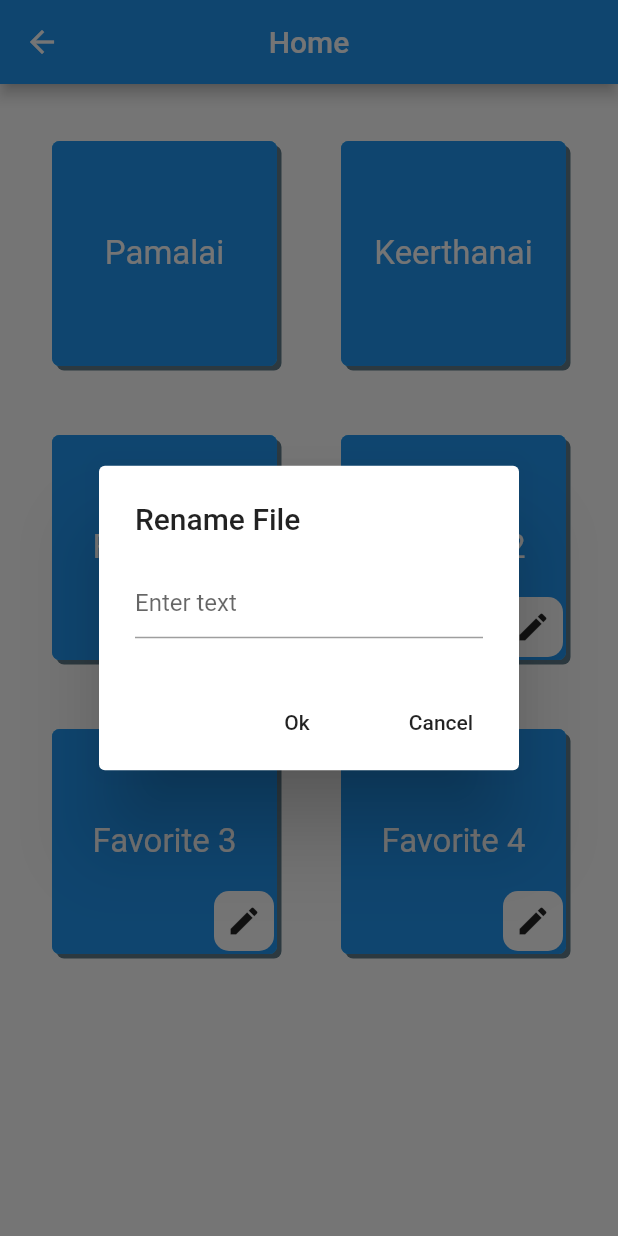
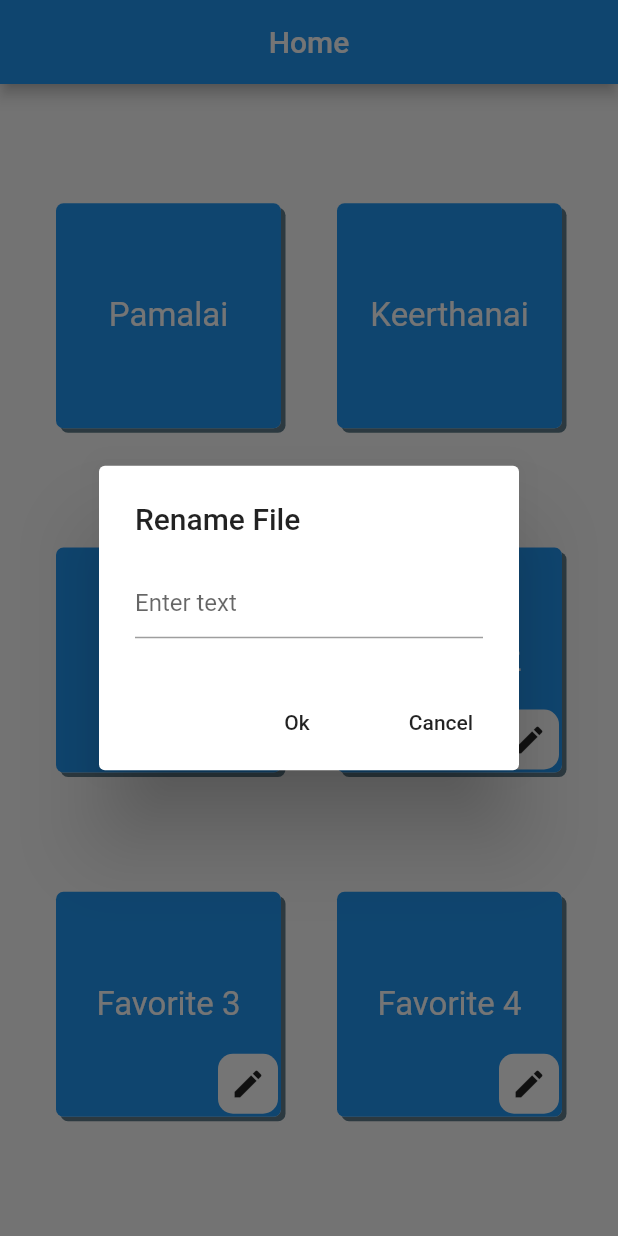
Before and after one commit to Monster-18/song_scales, a Flutter app: the screen it shows after launch, after a tap on the "edit" icon, on a phone screen of 412 x 824 dp. Run offline on Flutter 3.47's test engine with Material 2 defaults, Android fonts, the phone set to English and light mode, and no system bars; our stand-ins replace shared_preferences, sqflite; missing offline and left inert: flutter_search_bar; accounts and stored records are empty.

Commit message:
Added Logo and refactored some code.

```diff
--- a/lib/data/details.dart
+++ b/lib/data/details.dart
@@ -6,5 +6,5 @@ class Details{
 
   static double height = 0; //Safe Height
 
-  static List<String> scales = ['C', 'D', 'E', 'C#'];
+  static List<String> scales = ['C', 'D', 'E', 'F', 'G', 'A', 'B', 'C#', 'D#', 'F#', 'G#', 'A#'];
 }
--- a/lib/home.dart
+++ b/lib/home.dart
@@ -16,11 +16,6 @@ class HomePage extends StatefulWidget {
 class _HomePageState extends State<HomePage> {
 
   @override
-  void initState(){
-    super.initState();
-  }
-
-  @override
   Widget build(BuildContext context) {
     return Scaffold(
       appBar: AppBar(
@@ -29,12 +24,12 @@ class _HomePageState extends State<HomePage> {
       ),
       body: SingleChildScrollView(
         child: Container(
-          height: Details.height,
-          color: Colors.white,
-          child: Center(
+          constraints: BoxConstraints(
+            minHeight: Details.height
+          ),
           child: Column(
+            mainAxisAlignment: MainAxisAlignment.spaceEvenly,
             children: [
-                SizedBox(height: 30,),
               Row(
                 mainAxisAlignment: MainAxisAlignment.spaceEvenly,
                 children: [
@@ -52,7 +47,6 @@ class _HomePageState extends State<HomePage> {
                   ),
                 ],
               ),
-                SizedBox(height: 30,),
               Row(
                 mainAxisAlignment: MainAxisAlignment.spaceEvenly,
                 children: [
@@ -72,7 +66,6 @@ class _HomePageState extends State<HomePage> {
                   ),
                 ],
               ),
-                SizedBox(height: 30,),
               Row(
                 mainAxisAlignment: MainAxisAlignment.spaceEvenly,
                 children: [
@@ -96,7 +89,6 @@ class _HomePageState extends State<HomePage> {
           ),
         ),
       ),
-      ),
     );
   }
 }
--- a/lib/pages/fv1.dart
+++ b/lib/pages/fv1.dart
@@ -26,6 +26,9 @@ class _Fv1State extends State<Fv1> {
 
   @override
   Widget build(BuildContext context) {
-    return Song(db: fv1, title: Details.fv1,);
+    return Song(
+      db: fv1,
+      title: Details.fv1,
+    );
   }
 }
--- a/lib/pages/fv2.dart
+++ b/lib/pages/fv2.dart
@@ -26,6 +26,9 @@ class _Fv2State extends State<Fv2> {
 
   @override
   Widget build(BuildContext context) {
-    return Song(db: fv2, title: Details.fv2,);
+    return Song(
+      db: fv2,
+      title: Details.fv2,
+    );
   }
 }
--- a/lib/pages/fv3.dart
+++ b/lib/pages/fv3.dart
@@ -26,6 +26,9 @@ class _Fv3State extends State<Fv3> {
 
   @override
   Widget build(BuildContext context) {
-    return Song(db: fv3, title: Details.fv3,);
+    return Song(
+      db: fv3,
+      title: Details.fv3,
+    );
   }
 }
--- a/lib/pages/fv4.dart
+++ b/lib/pages/fv4.dart
@@ -26,6 +26,9 @@ class _Fv4State extends State<Fv4> {
 
   @override
   Widget build(BuildContext context) {
-    return Song(db: fv4, title: Details.fv4,);
+    return Song(
+      db: fv4,
+      title: Details.fv4,
+    );
   }
 }
--- a/lib/pages/keerthanai.dart
+++ b/lib/pages/keerthanai.dart
@@ -23,6 +23,9 @@ class _KeerthanaiState extends State<Keerthanai> {
 
   @override
   Widget build(BuildContext context) {
-    return Song(db: keerthanai, title: 'Keerthanai',);
+    return Song(
+      db: keerthanai,
+      title: 'Keerthanai',
+    );
   }
 }
--- a/lib/pages/pamalai.dart
+++ b/lib/pages/pamalai.dart
@@ -23,6 +23,9 @@ class _PamalaiState extends State<Pamalai> {
 
   @override
   Widget build(BuildContext context) {
-    return Song(db: pamalai, title: 'Pamalai',);
+    return Song(
+      db: pamalai,
+      title: 'Pamalai',
+    );
   }
 }
--- a/lib/splash_screen.dart
+++ b/lib/splash_screen.dart
@@ -29,8 +29,8 @@ class _SplashScreenState extends State<SplashScreen> {
       });
     });
 
-    _start = new Timer(Duration(seconds: 3), (){
-      Navigator.pushNamed(context, '/home');
+    _start = new Timer(Duration(seconds: 2), (){
+      Navigator.pushReplacementNamed(context, '/home');
     });
 
     super.initState();
@@ -68,11 +68,14 @@ class _SplashScreenState extends State<SplashScreen> {
       color: Colors.white,
       child: Center(
         child: AnimatedContainer(
-          duration: Duration(seconds: 3),
+          duration: Duration(milliseconds: 2500),
           width: (start)? 300: 10,
           height: (start)? 300: 10,
           curve: Curves.easeIn,
-          child: FlutterLogo(),
+          child: Image(
+            image: AssetImage('assets/icon/logo.png'),
+          )
+          //FlutterLogo(),
         ),
       ),
     );
--- a/lib/widgets/button.dart
+++ b/lib/widgets/button.dart
@@ -16,9 +16,7 @@ class _ButtonState extends State<Button> {
 
   @override
   Widget build(BuildContext context) {
-    return Padding(
-      padding: const EdgeInsets.all(8.0),
-      child: GestureDetector(
+    return GestureDetector(
       onTapDown: (details){
         setState(() {
           onPressed = true;
@@ -46,7 +44,7 @@ class _ButtonState extends State<Button> {
               ),
               BoxShadow(
                   offset: (onPressed)? Offset(3.0, 3.0): Offset(0.0, 0.0),
-                    color: Colors.lightBlueAccent
+                  color: Colors.white
               )
             ]
         ),
@@ -56,8 +54,7 @@ class _ButtonState extends State<Button> {
             style: TextStyle(
                 color: Colors.white,
                 decoration: TextDecoration.none,
-                  fontSize: 22.0
-              ),
+                fontSize: (MediaQuery.of(context).size.width > 700)? 44: 22
             ),
           ),
         ),
--- a/lib/widgets/rename_btn.dart
+++ b/lib/widgets/rename_btn.dart
@@ -71,9 +71,7 @@ class _RenameButtonState extends State<RenameButton> {
 
   @override
   Widget build(BuildContext context) {
-    return Padding(
-        padding: const EdgeInsets.all(8.0),
-        child: Stack(
+    return Stack(
       children: [
         GestureDetector(
           onTapDown: (details){
@@ -103,7 +101,7 @@ class _RenameButtonState extends State<RenameButton> {
                   ),
                   BoxShadow(
                       offset: (onPressed)? Offset(3.0, 3.0): Offset(0.0, 0.0),
-                          color: Colors.lightBlueAccent
+                      color: Colors.white
                   )
                 ]
             ),
@@ -113,7 +111,7 @@ class _RenameButtonState extends State<RenameButton> {
                 style: TextStyle(
                     color: Colors.white,
                     decoration: TextDecoration.none,
-                        fontSize: 22.0
+                    fontSize: (MediaQuery.of(context).size.width > 700)? 44: 22.0
                 ),
               ),
             ),
@@ -147,10 +145,11 @@ class _RenameButtonState extends State<RenameButton> {
                     await _sharedPreferences.setString('fv4', Details.fv4);
                     break;
                   }
+                  setState(() {
                     widget.title = renameController.text;
+                  });
                 }
                 renameController.clear();
-                    setState(() { });
               },
               splashColor: Colors.grey,
               child: Icon(Icons.edit),
@@ -158,7 +157,6 @@ class _RenameButtonState extends State<RenameButton> {
           ),
         )
       ],
-        )
     );
   }
 }
--- a/pubspec.yaml
+++ b/pubspec.yaml
@@ -51,9 +51,8 @@ flutter:
   uses-material-design: true
 
   # To add assets to your application, add an assets section, like this:
-  # assets:
-  #   - images/a_dot_burr.jpeg
-  #   - images/a_dot_ham.jpeg
+  assets:
+    - assets/icon/
 
   # An image asset can refer to one or more resolution-specific "variants", see
   # https://flutter.dev/assets-and-images/#resolution-aware.
```
Also changed, not shown: lib/widgets/add_data.dart (+6 -4 lines), lib/widgets/song_card.dart (+45 -23 lines), lib/widgets/song_page.dart (+6 -4 lines), lib/widgets/update_data.dart (+4 -5 lines), assets/icon/logo.png (added), 5 other files. Lines whose indentation alone changed are shown as unchanged.
